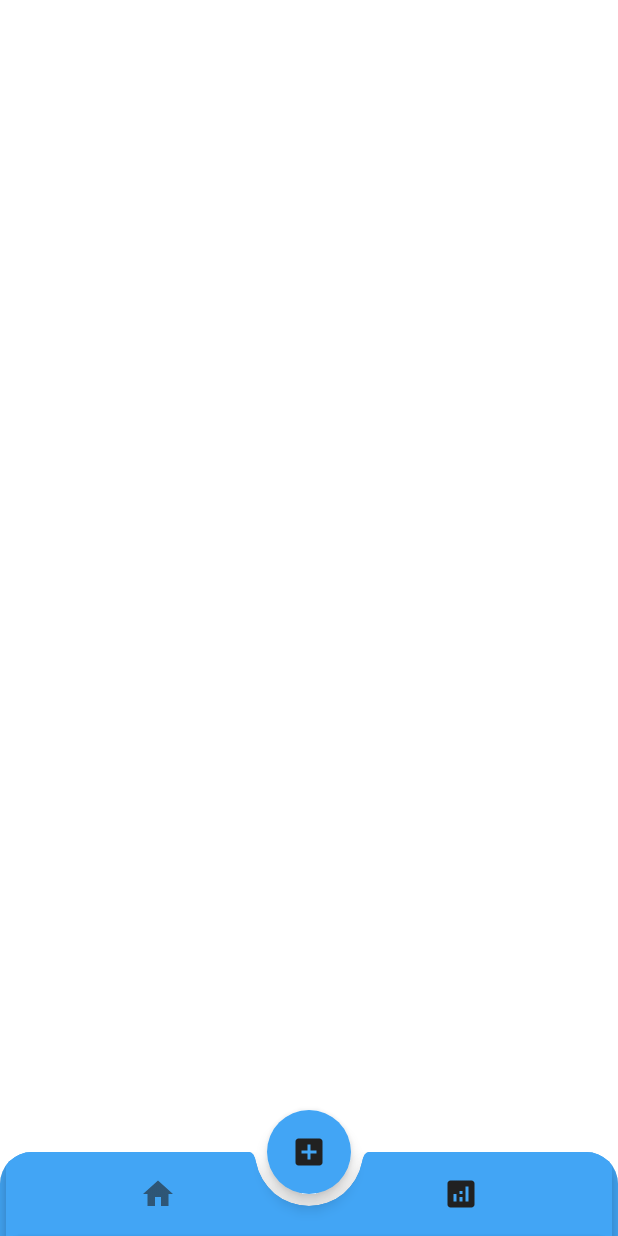
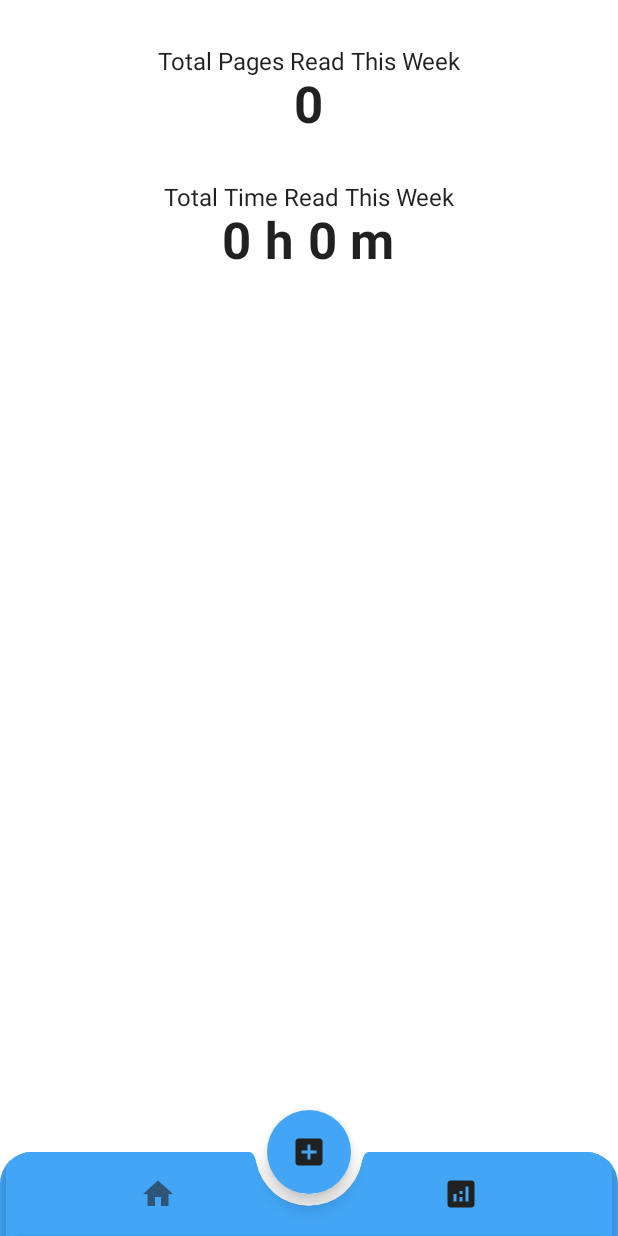
Before and after one commit to sanskar10100/Nero, an Android app built with Jetpack Compose: the StatsScreen screen opened through its navigation route, on a phone screen of 412 x 824 dp. Run offline under Robolectric (Android 15) with nearby library versions, the phone set to English and light mode, and no system bars; our stand-ins replace Dagger/Hilt's generated code, Timber; pictures from the network do not load; 2 statements that could not run were skipped.

Commit message:
Minor UX improvements

```diff
--- a/app/src/main/java/dev/sanskar/nero/db/ProgressDao.kt
+++ b/app/src/main/java/dev/sanskar/nero/db/ProgressDao.kt
@@ -14,4 +14,10 @@ interface ProgressDao {
 
     @Query("SELECT * FROM progress WHERE bookId = :bookId")
     fun getProgress(bookId: String): Flow<List<Progress>>
+
+    @Query("SELECT SUM(minutesRead) FROM progress WHERE date >= :weekStart")
+    suspend fun getMinutesReadThisWeek(weekStart: Long): Int?
+
+    @Query("SELECT SUM(pagesRead) FROM progress WHERE date >= :weekStart")
+    suspend fun getPagesReadThisWeek(weekStart: Long): Int?
 }
--- a/app/src/main/java/dev/sanskar/nero/ui/MainActivity.kt
+++ b/app/src/main/java/dev/sanskar/nero/ui/MainActivity.kt
@@ -135,6 +135,7 @@ class MainActivity : ComponentActivity() {
                     composable(Screen.Stats.route) {
                         StatsScreen(
                             modifier = Modifier.padding(padding),
+                            viewModel = hiltViewModel(it)
                         )
                     }
 
--- a/app/src/main/java/dev/sanskar/nero/ui/stats/StatsScreen.kt
+++ b/app/src/main/java/dev/sanskar/nero/ui/stats/StatsScreen.kt
@@ -1,15 +1,44 @@
 package dev.sanskar.nero.ui.stats
 
 import androidx.compose.foundation.layout.Column
+import androidx.compose.foundation.layout.Spacer
+import androidx.compose.foundation.layout.fillMaxWidth
+import androidx.compose.foundation.layout.height
 import androidx.compose.material.Button
+import androidx.compose.material.MaterialTheme
 import androidx.compose.material.Text
 import androidx.compose.runtime.Composable
+import androidx.compose.ui.Alignment
 import androidx.compose.ui.Modifier
+import androidx.compose.ui.text.font.FontWeight
+import androidx.compose.ui.unit.dp
+import androidx.hilt.navigation.compose.hiltViewModel
 import coil.compose.AsyncImage
 import dev.sanskar.nero.ui.components.UnderConstructionLottie
 import timber.log.Timber
 
 @Composable
-fun StatsScreen(modifier: Modifier = Modifier) {
-    UnderConstructionLottie()
+fun StatsScreen(
+    modifier: Modifier = Modifier,
+    viewModel: StatsViewModel = hiltViewModel(),
+) {
+    Column(
+        modifier = Modifier.fillMaxWidth(),
+        horizontalAlignment = Alignment.CenterHorizontally
+    ) {
+        Spacer(Modifier.height(32.dp))
+        Text("Total Pages Read This Week")
+        Text(
+            viewModel.pagesRead,
+            style = MaterialTheme.typography.h4,
+            fontWeight = FontWeight.Bold
+        )
+        Spacer(Modifier.height(32.dp))
+        Text("Total Time Read This Week")
+        Text(
+            viewModel.timeRead,
+            style = MaterialTheme.typography.h4,
+            fontWeight = FontWeight.Bold
+        )
+    }
 }
--- /dev/null
+++ b/app/src/main/java/dev/sanskar/nero/ui/stats/StatsViewModel.kt
@@ -0,0 +1,46 @@
+package dev.sanskar.nero.ui.stats
+
+import androidx.compose.runtime.getValue
+import androidx.compose.runtime.mutableStateOf
+import androidx.compose.runtime.setValue
+import androidx.lifecycle.ViewModel
+import androidx.lifecycle.viewModelScope
+import dagger.hilt.android.lifecycle.HiltViewModel
+import dev.sanskar.nero.db.ProgressDao
+import dev.sanskar.nero.util.toHourAndMinute
+import java.time.DayOfWeek
+import java.time.LocalDate
+import java.time.ZoneId
+import java.time.ZoneOffset
+import java.time.temporal.TemporalAdjusters
+import java.util.Calendar
+import javax.inject.Inject
+import kotlinx.coroutines.launch
+
+@HiltViewModel
+class StatsViewModel @Inject constructor(
+    private val progressDao: ProgressDao
+) : ViewModel() {
+
+    var timeRead by mutableStateOf("")
+    var pagesRead by mutableStateOf("")
+
+    init {
+        getStats()
+    }
+
+    private fun getStats() {
+        // Find start timestamp for this week
+        viewModelScope.launch {
+            val calendar = Calendar.getInstance()
+            calendar.timeInMillis = System.currentTimeMillis()
+            calendar.set(Calendar.DAY_OF_WEEK, Calendar.MONDAY)
+            calendar.set(Calendar.HOUR_OF_DAY, 0)
+            calendar.set(Calendar.MINUTE, 0)
+            calendar.set(Calendar.SECOND, 0)
+            calendar.set(Calendar.MILLISECOND, 0)
+            timeRead = progressDao.getMinutesReadThisWeek(calendar.timeInMillis)?.toHourAndMinute() ?: "0 h 0 m"
+            pagesRead = progressDao.getPagesReadThisWeek(calendar.timeInMillis)?.toString() ?: "0"
+        }
+    }
+}
```
Also changed, not shown: app/src/main/java/dev/sanskar/nero/ui/detail/DetailScreen.kt (+6 -15 lines), app/src/main/java/dev/sanskar/nero/util/Extensions.kt (+6 -6 lines).
